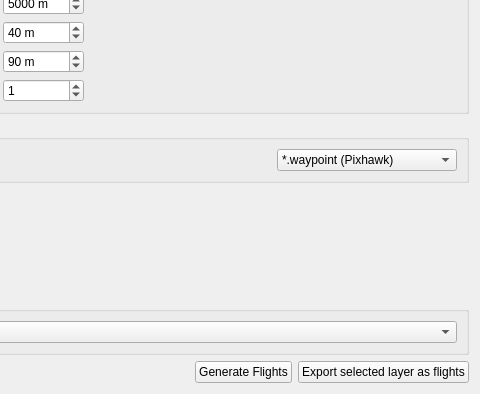
The window that UI/FlightPlanning/FlightPlan_prototype.ui (raulett/RousettusTool) describes before a commit, drawn with Qt 5; both pictures show x 166 to 646 and y 312 to 706 of the 646 by 706 pixel window.
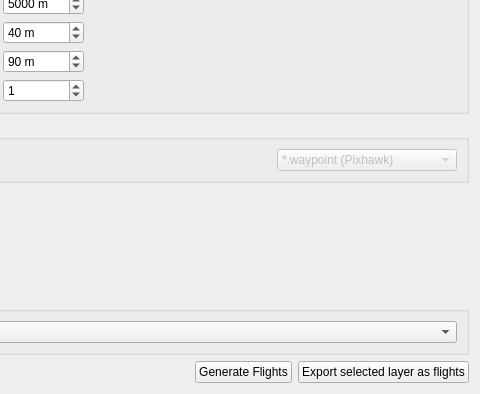
The same window after the commit. Custom widgets are drawn as their Qt base class.

```diff
--- a/UI/FlightPlanning/FlightPlan_prototype.ui
+++ b/UI/FlightPlanning/FlightPlan_prototype.ui
@@ -423,6 +423,9 @@
         </item>
         <item>
          <widget class="QComboBox" name="comboBox">
+          <property name="enabled">
+           <bool>false</bool>
+          </property>
           <property name="minimumSize">
            <size>
             <width>180</width>
```
Left out of the diff: 6 changed lines with no effect on the pictures.
